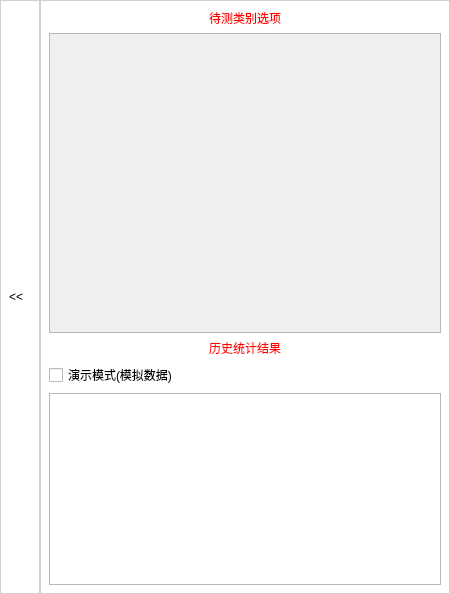
Zyun-Eureka/project-vbox-1021, file funlist.ui: the form before one commit.
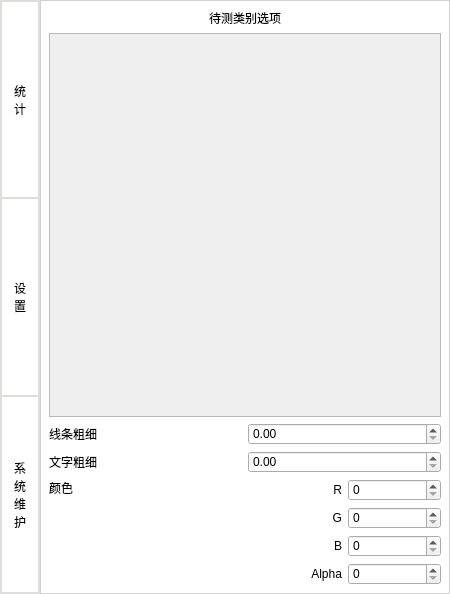
The form after the commit.

Commit message: udpate page,add model

Patch:
```diff
--- a/funlist.ui
+++ b/funlist.ui
@@ -39,7 +39,7 @@
     <number>0</number>
    </property>
    <item>
-    <widget class="QWidget" name="icon" native="true">
+    <widget class="QStackedWidget" name="icon">
      <property name="minimumSize">
       <size>
        <width>40</width>
@@ -54,32 +54,150 @@
      </property>
      <property name="styleSheet">
       <string notr="true">background-color: rgb(255, 255, 255);
-border:1px solid rgb(209, 209, 209);</string>
+border:1px solid rgb(222, 221, 218);</string>
      </property>
+     <property name="currentIndex">
+      <number>1</number>
+     </property>
+     <widget class="QWidget" name="return_page">
      <layout class="QVBoxLayout" name="verticalLayout_2">
       <item>
-       <widget class="QLabel" name="label_3">
+        <widget class="QLabel" name="return_lab">
         <property name="styleSheet">
          <string notr="true">border:0px;
 font: 700 11pt &quot;微软雅黑&quot;;</string>
         </property>
         <property name="text">
-         <string>&lt;&lt;</string>
+          <string>&gt;&gt;</string>
         </property>
        </widget>
       </item>
      </layout>
     </widget>
+     <widget class="QWidget" name="selecct_page">
+      <layout class="QVBoxLayout" name="verticalLayout_3">
+       <property name="spacing">
+        <number>0</number>
+       </property>
+       <property name="leftMargin">
+        <number>0</number>
+       </property>
+       <property name="topMargin">
+        <number>0</number>
+       </property>
+       <property name="rightMargin">
+        <number>0</number>
+       </property>
+       <property name="bottomMargin">
+        <number>0</number>
+       </property>
+       <item>
+        <widget class="QLabel" name="count_lab">
+         <property name="styleSheet">
+          <string notr="true">font: 700 11pt &quot;微软雅黑&quot;;
+</string>
+         </property>
+         <property name="frameShadow">
+          <enum>QFrame::Plain</enum>
+         </property>
+         <property name="lineWidth">
+          <number>1</number>
+         </property>
+         <property name="midLineWidth">
+          <number>0</number>
+         </property>
+         <property name="text">
+          <string>统
+计</string>
+         </property>
+         <property name="scaledContents">
+          <bool>false</bool>
+         </property>
+         <property name="alignment">
+          <set>Qt::AlignCenter</set>
+         </property>
+         <property name="wordWrap">
+          <bool>true</bool>
+         </property>
+         <property name="margin">
+          <number>0</number>
+         </property>
+         <property name="indent">
+          <number>-1</number>
+         </property>
+        </widget>
    </item>
    <item>
-    <widget class="QWidget" name="widget" native="true">
+        <widget class="QLabel" name="setting_lab">
      <property name="styleSheet">
-      <string notr="true">#widget{
+          <string notr="true">font: 700 11pt &quot;微软雅黑&quot;;</string>
+         </property>
+         <property name="frameShadow">
+          <enum>QFrame::Plain</enum>
+         </property>
+         <property name="lineWidth">
+          <number>1</number>
+         </property>
+         <property name="midLineWidth">
+          <number>0</number>
+         </property>
+         <property name="text">
+          <string>设
+置</string>
+         </property>
+         <property name="alignment">
+          <set>Qt::AlignCenter</set>
+         </property>
+         <property name="wordWrap">
+          <bool>true</bool>
+         </property>
+        </widget>
+       </item>
+       <item>
+        <widget class="QLabel" name="system_lab">
+         <property name="styleSheet">
+          <string notr="true">font: 700 11pt &quot;微软雅黑&quot;;</string>
+         </property>
+         <property name="frameShadow">
+          <enum>QFrame::Plain</enum>
+         </property>
+         <property name="lineWidth">
+          <number>1</number>
+         </property>
+         <property name="midLineWidth">
+          <number>0</number>
+         </property>
+         <property name="text">
+          <string>系
+统
+维
+护</string>
+         </property>
+         <property name="alignment">
+          <set>Qt::AlignCenter</set>
+         </property>
+         <property name="wordWrap">
+          <bool>true</bool>
+         </property>
+        </widget>
+       </item>
+      </layout>
+     </widget>
+    </widget>
+   </item>
+   <item>
+    <widget class="QStackedWidget" name="mainpage">
+     <property name="styleSheet">
+      <string notr="true">#counts,#settings,#system{
 	background-color: rgb(255, 255, 255);
 	border:1px solid rgb(209, 209, 209);
 }</string>
      </property>
-     <layout class="QVBoxLayout" name="verticalLayout" stretch="0,7,0,0,0">
+     <property name="currentIndex">
+      <number>2</number>
+     </property>
+     <widget class="QWidget" name="counts">
+      <layout class="QVBoxLayout" name="verticalLayout" stretch="0,0">
       <property name="leftMargin">
        <number>9</number>
       </property>
@@ -92,12 +210,34 @@
       <property name="bottomMargin">
        <number>9</number>
       </property>
+       <item>
+        <widget class="QLabel" name="label_2">
+         <property name="styleSheet">
+          <string notr="true">background-color: rgb(255, 255, 255);
+font: 700 12pt &quot;微软雅黑&quot;;
+</string>
+         </property>
+         <property name="text">
+          <string>历史统计结果</string>
+         </property>
+         <property name="alignment">
+          <set>Qt::AlignCenter</set>
+         </property>
+        </widget>
+       </item>
+       <item>
+        <widget class="QTableView" name="tables"/>
+       </item>
+      </layout>
+     </widget>
+     <widget class="QWidget" name="system"/>
+     <widget class="QWidget" name="settings">
+      <layout class="QVBoxLayout" name="verticalLayout_5">
       <item>
        <widget class="QLabel" name="label">
         <property name="styleSheet">
          <string notr="true">background-color: rgb(255, 255, 255);
-font: 700 12pt &quot;微软雅黑&quot;;
-color: rgb(255, 0, 0);</string>
+font: 700 12pt &quot;微软雅黑&quot;;</string>
         </property>
         <property name="text">
          <string>待测类别选项</string>
@@ -124,7 +264,7 @@
            <x>0</x>
            <y>0</y>
            <width>390</width>
-           <height>294</height>
+            <height>342</height>
           </rect>
          </property>
          <layout class="QGridLayout" name="gridLayout">
@@ -148,31 +288,137 @@
        </widget>
       </item>
       <item>
-       <widget class="QLabel" name="label_2">
-        <property name="styleSheet">
-         <string notr="true">background-color: rgb(255, 255, 255);
-font: 700 12pt &quot;微软雅黑&quot;;
-color: rgb(255, 0, 0);</string>
-        </property>
+        <layout class="QHBoxLayout" name="horizontalLayout_9">
+         <item>
+          <widget class="QLabel" name="label_3">
+           <property name="text">
+            <string>线条粗细</string>
+           </property>
+          </widget>
+         </item>
+         <item>
+          <widget class="QDoubleSpinBox" name="doubleSpinBox"/>
+         </item>
+        </layout>
+       </item>
+       <item>
+        <layout class="QHBoxLayout" name="horizontalLayout_10">
+         <item>
+          <widget class="QLabel" name="label_4">
         <property name="text">
-         <string>历史统计结果</string>
-        </property>
+            <string>文字粗细</string>
+           </property>
+          </widget>
+         </item>
+         <item>
+          <widget class="QDoubleSpinBox" name="doubleSpinBox_2"/>
+         </item>
+        </layout>
+       </item>
+       <item>
+        <layout class="QHBoxLayout" name="horizontalLayout_11">
+         <item>
+          <widget class="QLabel" name="label_12">
+           <property name="text">
+            <string>颜色</string>
+           </property>
         <property name="alignment">
-         <set>Qt::AlignCenter</set>
+            <set>Qt::AlignLeading|Qt::AlignLeft|Qt::AlignTop</set>
         </property>
        </widget>
       </item>
       <item>
-       <widget class="QCheckBox" name="checkBox">
+          <layout class="QVBoxLayout" name="verticalLayout_4">
+           <item>
+            <layout class="QHBoxLayout" name="horizontalLayout_2">
+             <item>
+              <widget class="QLabel" name="label_5">
         <property name="text">
-         <string>演示模式(模拟数据)</string>
-        </property>
+                <string>R</string>
+               </property>
+               <property name="alignment">
+                <set>Qt::AlignRight|Qt::AlignTrailing|Qt::AlignVCenter</set>
+               </property>
        </widget>
       </item>
       <item>
-       <widget class="QTableView" name="tables"/>
-      </item>
-     </layout>
+              <widget class="QSpinBox" name="spinBox">
+               <property name="maximum">
+                <number>255</number>
+               </property>
+              </widget>
+             </item>
+            </layout>
+           </item>
+           <item>
+            <layout class="QHBoxLayout" name="horizontalLayout_6">
+             <item>
+              <widget class="QLabel" name="label_9">
+               <property name="text">
+                <string>G</string>
+               </property>
+               <property name="alignment">
+                <set>Qt::AlignRight|Qt::AlignTrailing|Qt::AlignVCenter</set>
+               </property>
+              </widget>
+             </item>
+             <item>
+              <widget class="QSpinBox" name="spinBox_5">
+               <property name="maximum">
+                <number>255</number>
+               </property>
+              </widget>
+             </item>
+            </layout>
+           </item>
+           <item>
+            <layout class="QHBoxLayout" name="horizontalLayout_7">
+             <item>
+              <widget class="QLabel" name="label_10">
+               <property name="text">
+                <string>B</string>
+               </property>
+               <property name="alignment">
+                <set>Qt::AlignRight|Qt::AlignTrailing|Qt::AlignVCenter</set>
+               </property>
+              </widget>
+             </item>
+             <item>
+              <widget class="QSpinBox" name="spinBox_6">
+               <property name="maximum">
+                <number>255</number>
+               </property>
+              </widget>
+             </item>
+            </layout>
+           </item>
+           <item>
+            <layout class="QHBoxLayout" name="horizontalLayout_8">
+             <item>
+              <widget class="QLabel" name="label_11">
+               <property name="text">
+                <string>Alpha</string>
+               </property>
+               <property name="alignment">
+                <set>Qt::AlignRight|Qt::AlignTrailing|Qt::AlignVCenter</set>
+               </property>
+              </widget>
+             </item>
+             <item>
+              <widget class="QSpinBox" name="spinBox_7">
+               <property name="maximum">
+                <number>255</number>
+               </property>
+              </widget>
+             </item>
+            </layout>
+           </item>
+          </layout>
+         </item>
+        </layout>
+       </item>
+      </layout>
+     </widget>
     </widget>
    </item>
   </layout>
```
Lines whose indentation alone changed are shown as unchanged. The commit also changes 16 other files.
